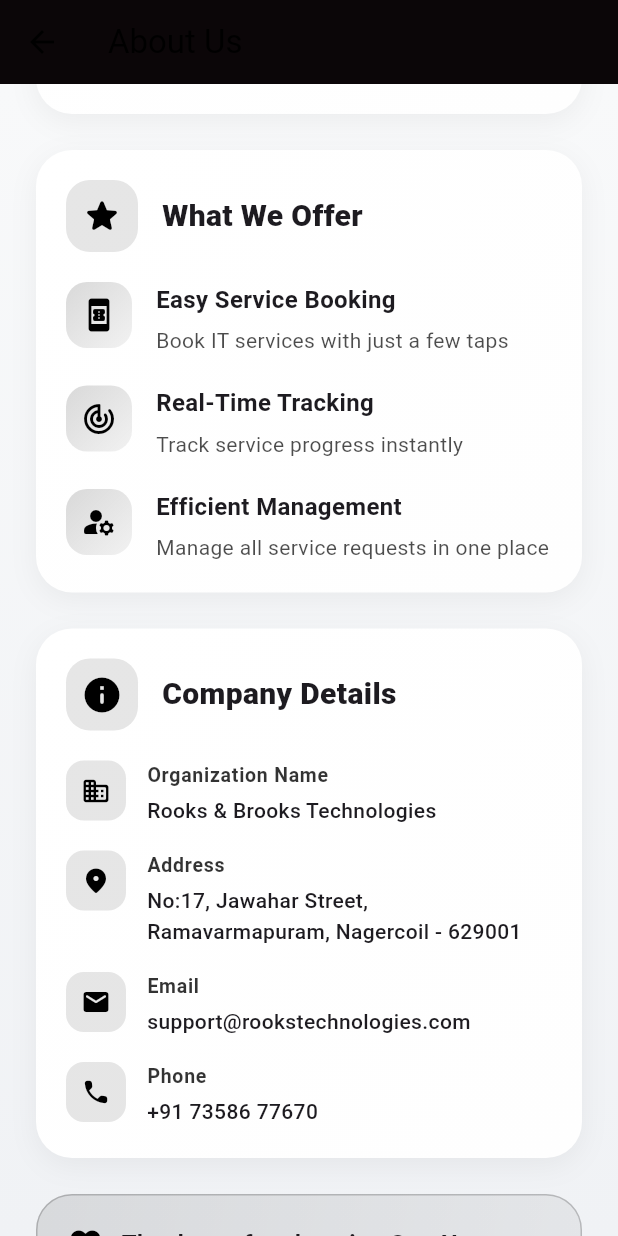
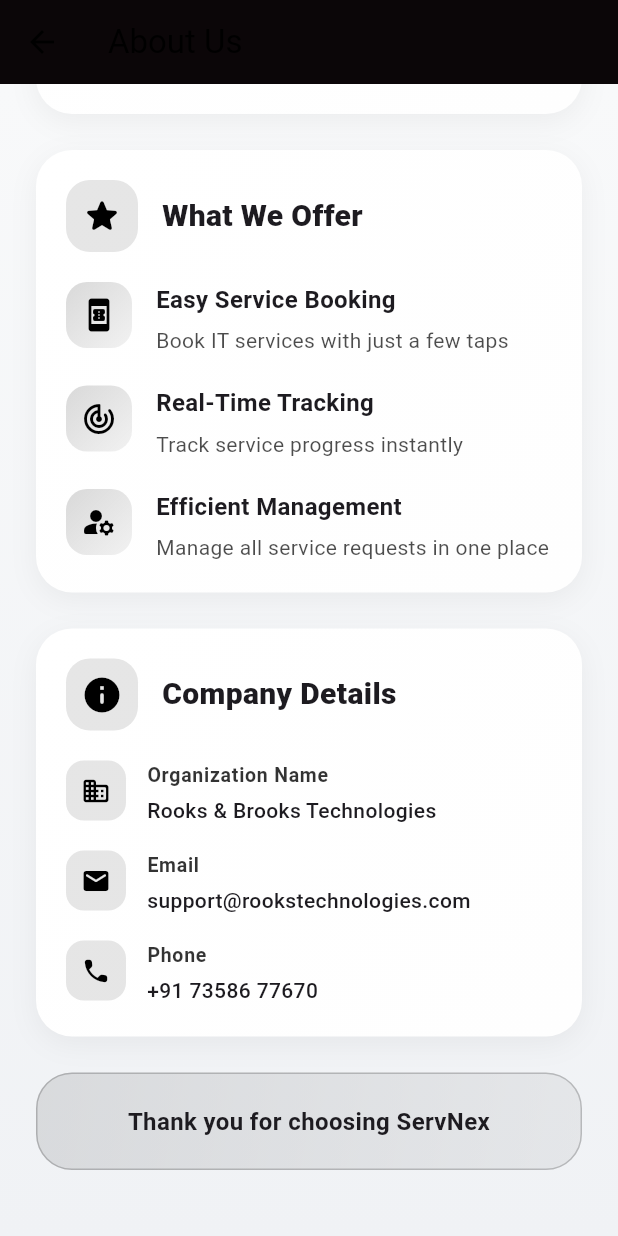
Before and after one commit to RooksBrooksIT/white_label_app_non_subscription, a Flutter app: the AboutUsScreen screen opened directly, scrolled down 428 dp, on a phone screen of 412 x 824 dp. Run offline on Flutter 3.47's test engine with Material 3 defaults, Android fonts, the light colour scheme and no system bars; our stand-ins replace cloud_firestore, cloud_functions, dio, file_picker, firebase_auth, firebase_core and 21 more; missing offline and left inert: firebase_app_check, mobile_scanner; accounts and stored records are empty.

Commit message:
today initial commit -sharan

```diff
--- a/lib/frontend/screens/about_us_screen.dart
+++ b/lib/frontend/screens/about_us_screen.dart
@@ -38,10 +38,7 @@
                   gradient: LinearGradient(
                     begin: Alignment.topLeft,
                     end: Alignment.bottomRight,
-                    colors: [
-                      primaryColor,
-                      primaryColor.withValues(alpha: 0.7),
-                    ],
+                    colors: [primaryColor, primaryColor.withValues(alpha: 0.7)],
                   ),
                   borderRadius: const BorderRadius.only(
                     bottomLeft: Radius.circular(40),
@@ -108,7 +105,10 @@
                           begin: Alignment.topLeft,
                           end: Alignment.bottomRight,
                           colors: isDark
-                              ? [const Color(0xFF2D2D44), const Color(0xFF1E1E2E)]
+                              ? [
+                                  const Color(0xFF2D2D44),
+                                  const Color(0xFF1E1E2E),
+                                ]
                               : [Colors.white, const Color(0xFFFEFEFE)],
                         ),
                         borderRadius: BorderRadius.circular(24),
@@ -169,7 +169,10 @@
                           begin: Alignment.topLeft,
                           end: Alignment.bottomRight,
                           colors: isDark
-                              ? [const Color(0xFF2D2D44), const Color(0xFF1E1E2E)]
+                              ? [
+                                  const Color(0xFF2D2D44),
+                                  const Color(0xFF1E1E2E),
+                                ]
                               : [Colors.white, const Color(0xFFFEFEFE)],
                         ),
                         borderRadius: BorderRadius.circular(24),
@@ -213,7 +216,8 @@
                           _buildFeatureItem(
                             icon: Icons.book_online_rounded,
                             title: 'Easy Service Booking',
-                            description: 'Book IT services with just a few taps',
+                            description:
+                                'Book IT services with just a few taps',
                             iconColor: primaryColor,
                           ),
                           const SizedBox(height: 20),
@@ -227,7 +231,8 @@
                           _buildFeatureItem(
                             icon: Icons.manage_accounts_rounded,
                             title: 'Efficient Management',
-                            description: 'Manage all service requests in one place',
+                            description:
+                                'Manage all service requests in one place',
                             iconColor: primaryColor,
                           ),
                         ],
@@ -242,7 +247,10 @@
                           begin: Alignment.topLeft,
                           end: Alignment.bottomRight,
                           colors: isDark
-                              ? [const Color(0xFF2D2D44), const Color(0xFF1E1E2E)]
+                              ? [
+                                  const Color(0xFF2D2D44),
+                                  const Color(0xFF1E1E2E),
+                                ]
                               : [Colors.white, const Color(0xFFFEFEFE)],
                         ),
                         borderRadius: BorderRadius.circular(24),
@@ -290,14 +298,14 @@
                             iconColor: primaryColor,
                           ),
                           const SizedBox(height: 16),
-                          _buildCompanyDetailCard(
-                            icon: Icons.location_on_rounded,
-                            title: 'Address',
-                            value:
-                                'No:17, Jawahar Street, Ramavarmapuram, Nagercoil - 629001',
-                            iconColor: primaryColor,
-                          ),
-                          const SizedBox(height: 16),
+                          // _buildCompanyDetailCard(-
+                          //   icon: Icons.location_on_rounded,
+                          //   title: 'Address',
+                          //   value:
+                          //       'No:17, Jawahar Street, Ramavarmapuram, Nagercoil - 629001',
+                          //   iconColor: primaryColor,
+                          // ),
+                          // const SizedBox(height: 16),
                           _buildCompanyDetailCard(
                             icon: Icons.email_rounded,
                             title: 'Email',
@@ -335,15 +343,10 @@
                       ),
                       child: Row(
                         children: [
-                          Icon(
-                            Icons.favorite_rounded,
-                            color: primaryColor,
-                            size: 24,
-                          ),
-                          const SizedBox(width: 12),
                           Expanded(
                             child: Text(
                               'Thank you for choosing ServNex',
+                              textAlign: TextAlign.center,
                               style: TextStyle(
                                 fontSize: 16,
                                 fontWeight: FontWeight.w600,
```
Also changed, not shown: 1 other file.
